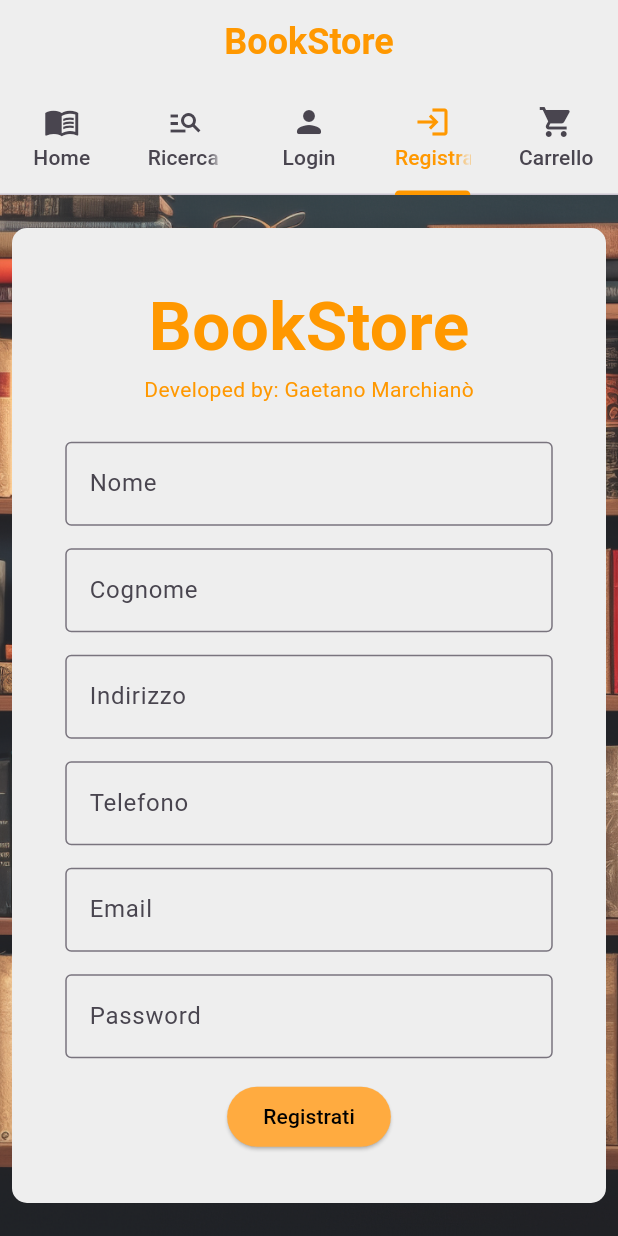
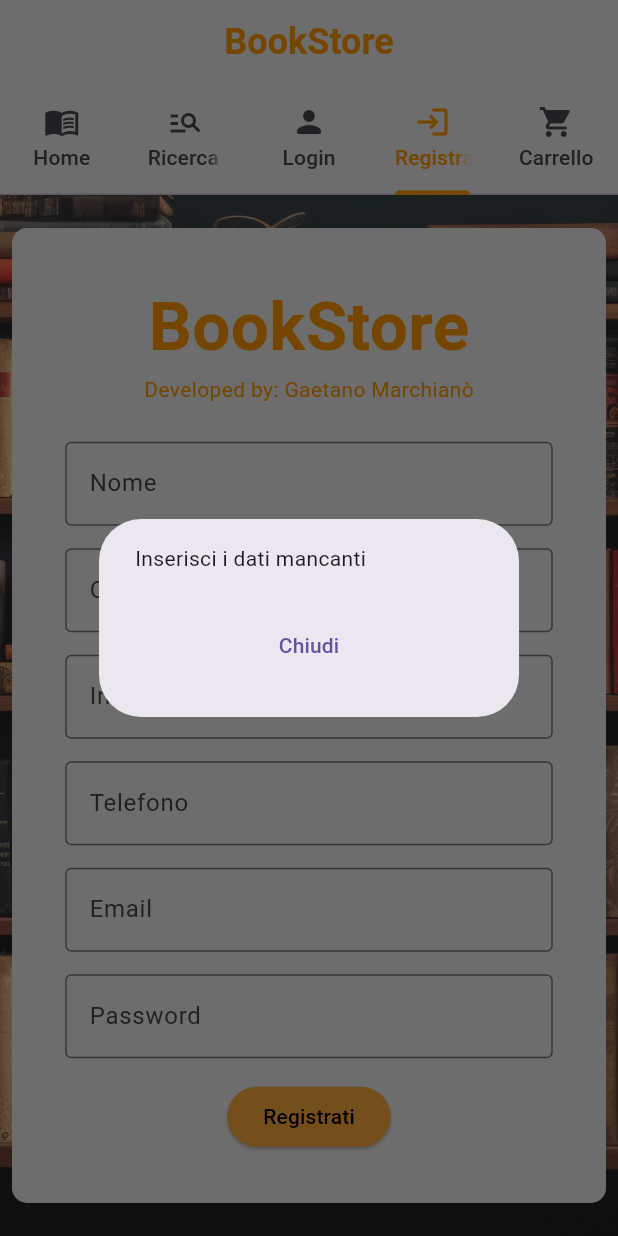
Before and after one commit to Gaetano24/BookStore-Flutter, a Flutter app: the screen it shows after launch, tab 4 chosen, after a tap on "Registrati", on a phone screen of 412 x 824 dp. Run offline on Flutter 3.47's test engine with Material 2 defaults, Android fonts, the phone set to English and light mode, and no system bars; accounts and stored records are empty; network calls fail.

Commit message:
Registrazione implementata

```diff
--- a/lib/UI/pages/registrazione.dart
+++ b/lib/UI/pages/registrazione.dart
@@ -1,5 +1,8 @@
+import 'package:bookstore/UI/widgets/error_dialog.dart';
+import 'package:bookstore/model/objects/registration_request.dart';
 import 'package:flutter/material.dart';
 
+import '../../model/model.dart';
 import '../../model/supports/constants.dart';
 
 class Registrazione extends StatelessWidget {
@@ -10,6 +13,12 @@ class Registrazione extends StatelessWidget {
   final TextEditingController phoneController = TextEditingController();
   final TextEditingController emailController = TextEditingController();
   final TextEditingController passwordController = TextEditingController();
+
+  bool checkTextFields() {
+    return (firstNameController.text!="" && lastNameController.text!=""
+        && emailController.text!="" && addressController.text!=""
+        && phoneController.text!="" && passwordController.text!="");
+  }
 
   @override
   Widget build(BuildContext context) {
@@ -129,8 +138,33 @@ class Registrazione extends StatelessWidget {
                     style: ElevatedButton.styleFrom(
                       backgroundColor: Colors.orangeAccent,
                     ),
-                    onPressed: () {
-                      // Implementare la logica di registrazione
+                    onPressed: () async {
+                      if(checkTextFields()) {
+                        RegistrationRequest r = RegistrationRequest(
+                            firstName: firstNameController.text,
+                            lastName: lastNameController.text,
+                            email: emailController.text,
+                            address: addressController.text,
+                            phone: phoneController.text,
+                            password: passwordController.text
+                        );
+                        try {
+                          await Model.sharedInstance.register(r);
+                          ScaffoldMessenger.of(context).showSnackBar(
+                            const SnackBar(
+                              content: Text('Registrazione effettuata con successo. Effettua il login.'),
+                            ),
+                          );
+                        } catch (e) {
+                          ScaffoldMessenger.of(context).showSnackBar(
+                            SnackBar(
+                              content: Text(e.toString()),
+                            ),
+                          );
+                        }
+                      } else {
+                        showErrorDialog(context, "Inserisci i dati mancanti");
+                      }
                     },
                     child: const Text(
                       "Registrati",
@@ -147,4 +181,5 @@ class Registrazione extends StatelessWidget {
       ),
     );
   }
+
 }
```
